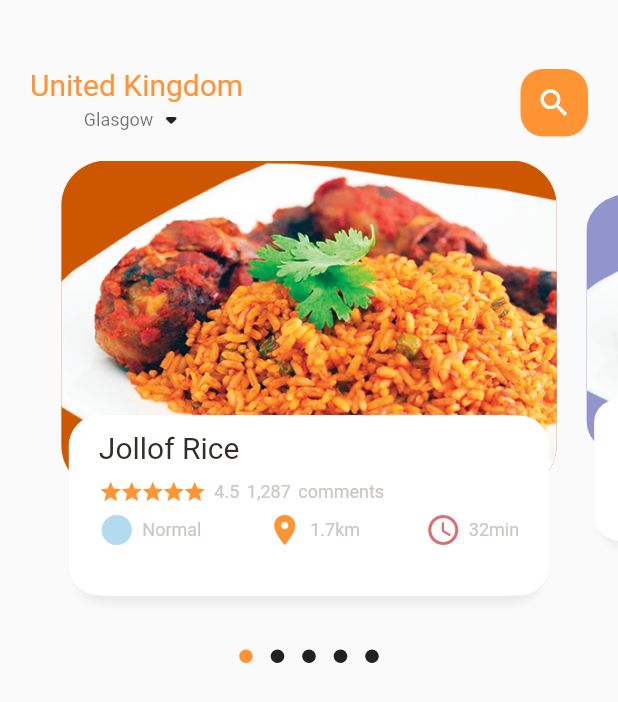
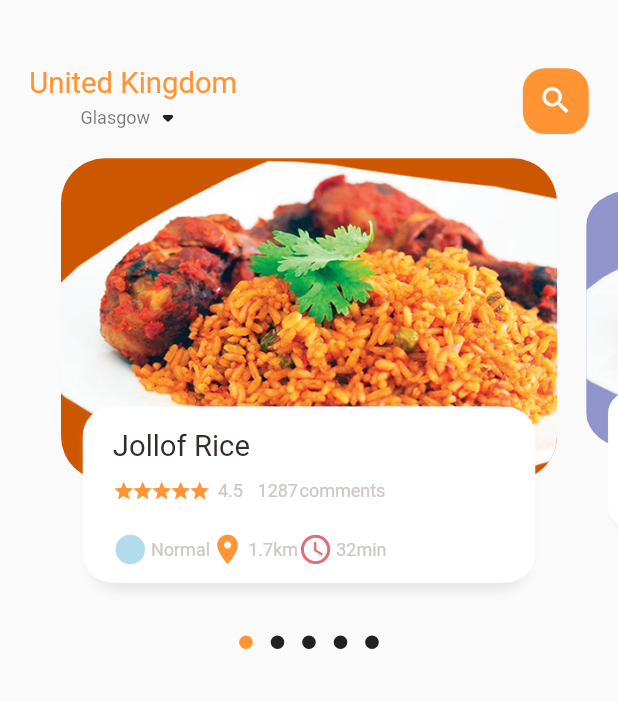
Before and after one commit to Ormah-lang/food_delivery_app, a Flutter app: the screen it shows after launch, on a phone screen of 412 x 824 dp. Shown: the top 702 px of the screen. Run offline on Flutter 3.47's test engine with Material 2 defaults, Android fonts, the phone set to English and light mode, and no system bars; drawn by our look-alikes of dots_indicator; our stand-ins replace get.

Commit message:
refactor app responsiveness

```diff
--- a/lib/home_page/food_page_body.dart
+++ b/lib/home_page/food_page_body.dart
@@ -1,7 +1,7 @@
 import 'package:dots_indicator/dots_indicator.dart';
-import 'package:flutter/cupertino.dart';
 import 'package:flutter/material.dart';
 import 'package:food_delivery_app/utilities/colors.dart';
+import 'package:food_delivery_app/utilities/dimensions.dart';
 import 'package:food_delivery_app/widgets/big_text.dart';
 import 'package:food_delivery_app/widgets/icon_and_text.dart';
 import 'package:food_delivery_app/widgets/small_text.dart';
@@ -18,8 +18,8 @@ class _FoodPageBodyState extends State<FoodPageBody> {
   //initial value of the current page
   var _currPageValue = 0.0;
   //initial value of the scale factor
-  double _scaleFactor = 0.8;
-  double _height = 220;
+  final double _scaleFactor = 0.8;
+  final double _height = Dimensions.pageViewContainer;
   @override
   void initState() {
     super.initState();
@@ -40,9 +40,10 @@ class _FoodPageBodyState extends State<FoodPageBody> {
   Widget build(BuildContext context) {
     return Column(
       children: [
+        //slider section
         Container(
           // color: Colors.red,
-          height: 320,
+          height: Dimensions.pageView,
           child: PageView.builder(
               controller: pageController,
               itemCount: 5,
@@ -50,7 +51,8 @@ class _FoodPageBodyState extends State<FoodPageBody> {
                 return _buildPageItem(position);
               }),
         ),
-        new DotsIndicator(
+        //dots section
+        DotsIndicator(
           dotsCount: 5,
           position: _currPageValue,
           decorator: DotsDecorator(
@@ -87,10 +89,11 @@ class _FoodPageBodyState extends State<FoodPageBody> {
       transform: matrix,
       child: Stack(children: [
         Container(
-          height: 220,
-          margin: const EdgeInsets.only(left: 10, right: 10),
+          height: Dimensions.pageViewContainer,
+          margin: EdgeInsets.only(
+              left: Dimensions.width10, right: Dimensions.width10),
           decoration: BoxDecoration(
-            borderRadius: BorderRadius.circular(30),
+            borderRadius: BorderRadius.circular(Dimensions.radius30),
             color: index.isEven
                 ? const Color(0xFFCD5700)
                 : const Color(0xFF9294cc),
@@ -103,10 +106,14 @@ class _FoodPageBodyState extends State<FoodPageBody> {
         Align(
           alignment: Alignment.bottomCenter,
           child: Container(
-            height: 120,
-            margin: const EdgeInsets.only(left: 20, right: 20, bottom: 30),
+            height: Dimensions.pageViewTextContainer,
+            margin: EdgeInsets.only(
+              left: Dimensions.width30,
+              right: Dimensions.width30,
+              bottom: Dimensions.height30,
+            ),
             decoration: BoxDecoration(
-                borderRadius: BorderRadius.circular(20),
+                borderRadius: BorderRadius.circular(Dimensions.radius20),
                 color: Colors.white,
                 boxShadow: [
                   BoxShadow(
@@ -123,23 +130,20 @@ class _FoodPageBodyState extends State<FoodPageBody> {
                     offset: Offset(5, 0),
                   )
                 ]),
-            child: Container(
-                padding: const EdgeInsets.only(
-                  top: 10,
-                  left: 15,
-                  right: 15,
-                ),
+            child: Padding(
+              padding: EdgeInsets.only(
+                  top: Dimensions.height15, left: 15, right: 15, bottom: 10),
               child: Column(
+                mainAxisAlignment: MainAxisAlignment.start,
                 crossAxisAlignment: CrossAxisAlignment.start,
                 children: [
                   BigText(
                     text: 'Jollof Rice',
                   ),
-                    const SizedBox(
-                      height: 10,
-                    ),
-                    Row(
-                      mainAxisAlignment: MainAxisAlignment.start,
+                  SizedBox(height: Dimensions.height10),
+                  Expanded(
+                    child: Row(
+                      mainAxisAlignment: MainAxisAlignment.spaceBetween,
                       children: [
                         Wrap(
                           spacing: -2,
@@ -148,30 +152,30 @@ class _FoodPageBodyState extends State<FoodPageBody> {
                               (index) => Icon(
                                     Icons.star,
                                     color: AppColors.mainColor,
-                                    size: 16.0,
+                                    size: Dimensions.iconSize15,
                                   )),
                         ),
                         SizedBox(
-                          width: 5,
+                          width: Dimensions.width10 / 2,
                         ),
                         SmallText(text: '4.5'),
-                        SizedBox(
-                          width: 5,
+                        SizedBox(width: Dimensions.width10),
+                        SmallText(text: '1287'),
+                        SizedBox(width: 1),
+                        Expanded(
+                          child: SmallText(
+                            text: 'comments',
                           ),
-                        SmallText(
-                          text: '1,287',
-                        ),
-                        SizedBox(
-                          width: 5,
-                        ),
-                        SmallText(
-                          text: 'comments',
                         ),
                       ],
                     ),
-                    SizedBox(height: 5.0),
-                    Row(
-                      mainAxisAlignment: MainAxisAlignment.spaceBetween,
+                  ),
+                  SizedBox(height: Dimensions.height20),
+                  SingleChildScrollView(
+                    scrollDirection: Axis.horizontal,
+                    child: Row(
+                      mainAxisAlignment: MainAxisAlignment.start,
+                      mainAxisSize: MainAxisSize.min,
                       children: [
                         IconAndText(
                             icon: Icons.circle_sharp,
@@ -186,11 +190,13 @@ class _FoodPageBodyState extends State<FoodPageBody> {
                             text: '32min',
                             iconColor: AppColors.iconColor2),
                       ],
-                    )
+                    ),
+                  ),
                 ],
-                )),
               ),
-        )
+            ),
+          ),
+        ),
       ]),
     );
   }
--- a/lib/home_page/main_home_page.dart
+++ b/lib/home_page/main_home_page.dart
@@ -1,6 +1,7 @@
 import 'package:flutter/material.dart';
 import 'package:food_delivery_app/home_page/food_page_body.dart';
 import 'package:food_delivery_app/utilities/colors.dart';
+import 'package:food_delivery_app/utilities/dimensions.dart';
 import 'package:food_delivery_app/widgets/big_text.dart';
 import 'package:food_delivery_app/widgets/small_text.dart';
 
@@ -20,8 +21,10 @@ class _MainHomePageState extends State<MainHomePage> {
           //shows the header
           Container(
             child: Container(
-              margin: const EdgeInsets.only(top: 45, bottom: 15),
-              padding: const EdgeInsets.only(left: 20, right: 20),
+              margin: EdgeInsets.only(
+                  top: Dimensions.height45, bottom: Dimensions.height15),
+              padding: EdgeInsets.only(
+                  left: Dimensions.width20, right: Dimensions.width20),
               child: Row(
                 mainAxisAlignment: MainAxisAlignment.spaceBetween,
                 children: [
@@ -44,13 +47,15 @@ class _MainHomePageState extends State<MainHomePage> {
                   ),
                   Center(
                     child: Container(
-                      width: 45.0,
-                      height: 45.0,
+                      width: Dimensions.width45,
+                      height: Dimensions.height45,
                       decoration: BoxDecoration(
-                        borderRadius: BorderRadius.circular(15),
+                        borderRadius:
+                            BorderRadius.circular(Dimensions.radius15),
                         color: AppColors.mainColor,
                       ),
-                      child: const Icon(
+                      child: Icon(
+                        size: Dimensions.iconSize24,
                         Icons.search,
                         color: Colors.white,
                       ),
--- a/lib/main.dart
+++ b/lib/main.dart
@@ -1,5 +1,6 @@
 import 'package:flutter/material.dart';
 import 'package:food_delivery_app/home_page/main_home_page.dart';
+import 'package:get/get.dart';
 
 void main() {
   runApp(const MyApp());
@@ -11,7 +12,7 @@ class MyApp extends StatelessWidget {
   // This widget is the root of your application.
   @override
   Widget build(BuildContext context) {
-    return MaterialApp(
+    return GetMaterialApp(
       debugShowCheckedModeBanner: false,
       title: 'Flutter Demo',
       theme: ThemeData(
--- /dev/null
+++ b/lib/utilities/dimensions.dart
@@ -0,0 +1,34 @@
+import 'package:get/get.dart';
+
+class Dimensions {
+  // gets the dimension of screen
+  static double screenHeight = Get.context!.height;
+  static double screenWidth = Get.context!.width;
+
+  static double pageView = screenHeight / 2.64;
+  static double pageViewContainer = screenHeight / 3.84;
+  static double pageViewTextContainer = screenHeight / 7.03;
+  //dynamic height padding and margin
+  static double height5 = screenHeight / 168.8;
+  static double height10 = screenHeight / 84.4;
+  static double height20 = screenHeight / 42.2;
+  static double height15 = screenHeight / 56.27;
+  static double height30 = screenHeight / 28.13;
+  static double height45 = screenHeight / 18.76;
+  //font size
+  static double font20 = screenHeight / 42.2;
+  //radius
+  static double radius20 = screenHeight / 42.2;
+  static double radius30 = screenHeight / 28.13;
+  static double radius15 = screenHeight / 56.27;
+  //dynamic width padding and margin
+  static double width10 = screenHeight / 84.4;
+  static double width20 = screenHeight / 42.2;
+  static double width15 = screenHeight / 56.27;
+  static double width30 = screenHeight / 28.13;
+  static double width45 = screenHeight / 18.76;
+
+  //icon size
+  static double iconSize24 = screenHeight / 35.17;
+  static double iconSize15 = screenHeight / 56.27;
+}
--- a/lib/widgets/big_text.dart
+++ b/lib/widgets/big_text.dart
@@ -1,4 +1,5 @@
 import 'package:flutter/material.dart';
+import 'package:food_delivery_app/utilities/dimensions.dart';
 
 class BigText extends StatelessWidget {
   Color? color;
@@ -10,7 +11,7 @@ class BigText extends StatelessWidget {
       this.color = const Color(0xFF332d2b),
       required this.text,
       this.overFlow = TextOverflow.ellipsis,
-      this.size = 20})
+      this.size = 0})
       : super(key: key);
 
   @override
@@ -23,7 +24,7 @@ class BigText extends StatelessWidget {
           color: color,
           fontWeight: FontWeight.w400,
           fontFamily: 'Roboto',
-          fontSize: size),
+          fontSize: size == 0 ? Dimensions.font20 : size),
     );
   }
 }
--- a/lib/widgets/icon_and_text.dart
+++ b/lib/widgets/icon_and_text.dart
@@ -1,4 +1,5 @@
 import 'package:flutter/material.dart';
+import 'package:food_delivery_app/utilities/dimensions.dart';
 import 'package:food_delivery_app/widgets/small_text.dart';
 
 class IconAndText extends StatelessWidget {
@@ -20,13 +21,12 @@ class IconAndText extends StatelessWidget {
         Icon(
           icon,
           color: iconColor,
+          size: Dimensions.iconSize24,
         ),
-        SizedBox(
-          width: 5,
-        ),
+        SizedBox(width: 2),
         SmallText(
           text: text,
-        )
+        ),
       ],
     );
   }
```
Lines whose indentation alone changed are shown as unchanged.
